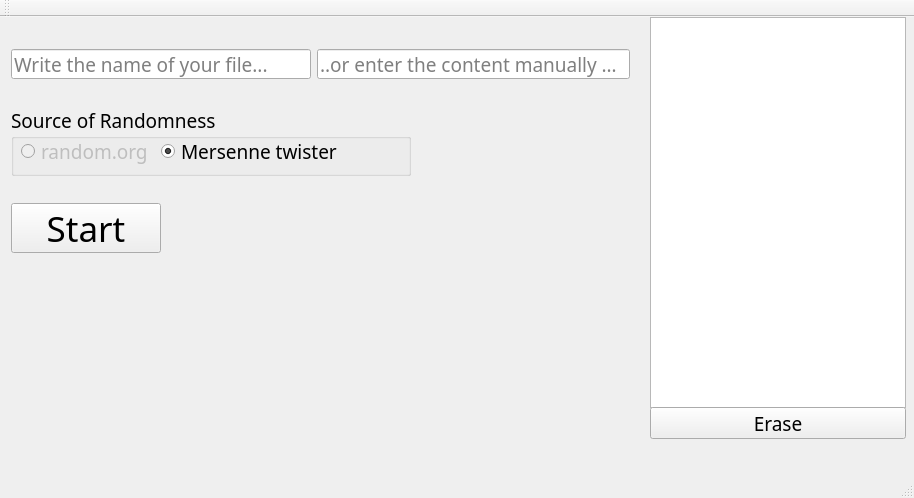
Before: the Qt Designer form mainwindow.ui in ThisIsPIRI/classroom-picker, drawn with Qt 5.
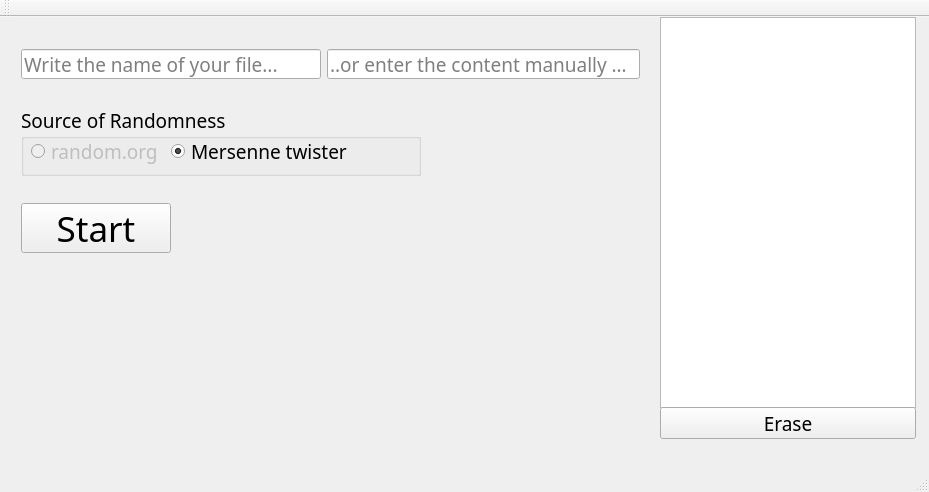
After: the same form once the commit is applied.

Commit message: File reading complete

Diff of the .ui file:
```diff
--- a/mainwindow.ui
+++ b/mainwindow.ui
@@ -6,8 +6,8 @@
    <rect>
     <x>0</x>
     <y>0</y>
-    <width>914</width>
-    <height>498</height>
+    <width>929</width>
+    <height>492</height>
    </rect>
   </property>
   <property name="windowTitle">
@@ -17,7 +17,7 @@
    <widget class="QWidget" name="verticalLayoutWidget">
     <property name="geometry">
      <rect>
-      <x>0</x>
+      <x>10</x>
       <y>0</y>
       <width>641</width>
       <height>271</height>
@@ -210,7 +210,7 @@
    <widget class="QListWidget" name="entryList">
     <property name="geometry">
      <rect>
-      <x>650</x>
+      <x>660</x>
       <y>0</y>
       <width>256</width>
       <height>391</height>
@@ -220,7 +220,7 @@
    <widget class="QPushButton" name="eraseListButton">
     <property name="geometry">
      <rect>
-      <x>650</x>
+      <x>660</x>
       <y>390</y>
       <width>256</width>
       <height>32</height>
```
Left out of the diff: 2 changed lines with no effect on the pictures. The commit also changes 1 other file.
